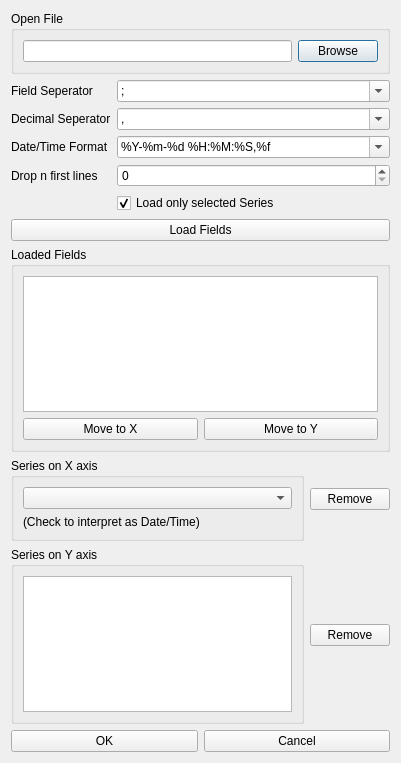
This is graphysio/ui/newplot.ui in jaj42/GraPhysio as Qt 5 draws it before an edit. The edited form follows.
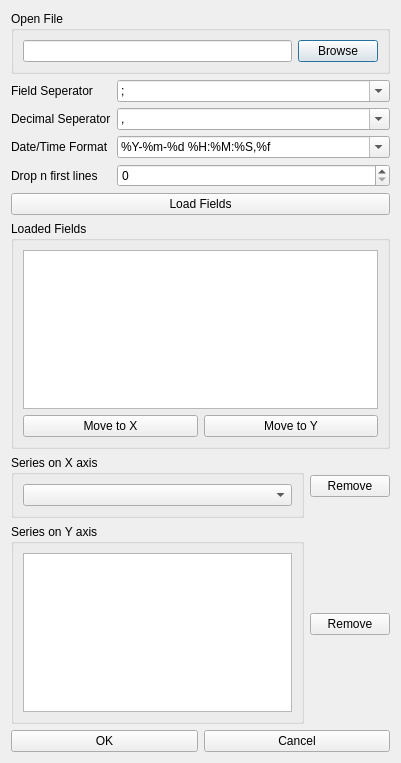
This is the edited form.

```diff
--- a/graphysio/ui/newplot.ui
+++ b/graphysio/ui/newplot.ui
@@ -141,16 +141,6 @@
        </item>
       </widget>
      </item>
-     <item row="4" column="1">
-      <widget class="QCheckBox" name="chkLoadNotAll">
-       <property name="text">
-        <string>Load only selected Series</string>
-       </property>
-       <property name="checked">
-        <bool>true</bool>
-       </property>
-      </widget>
-     </item>
      <item row="3" column="0">
       <widget class="QLabel" name="label_3">
        <property name="text">
@@ -238,13 +228,6 @@
           </property>
          </widget>
         </item>
-        <item>
-         <widget class="QLabel" name="label_5">
-          <property name="text">
-           <string>(Check to interpret as Date/Time)</string>
-          </property>
-         </widget>
-        </item>
        </layout>
       </widget>
      </item>
```
